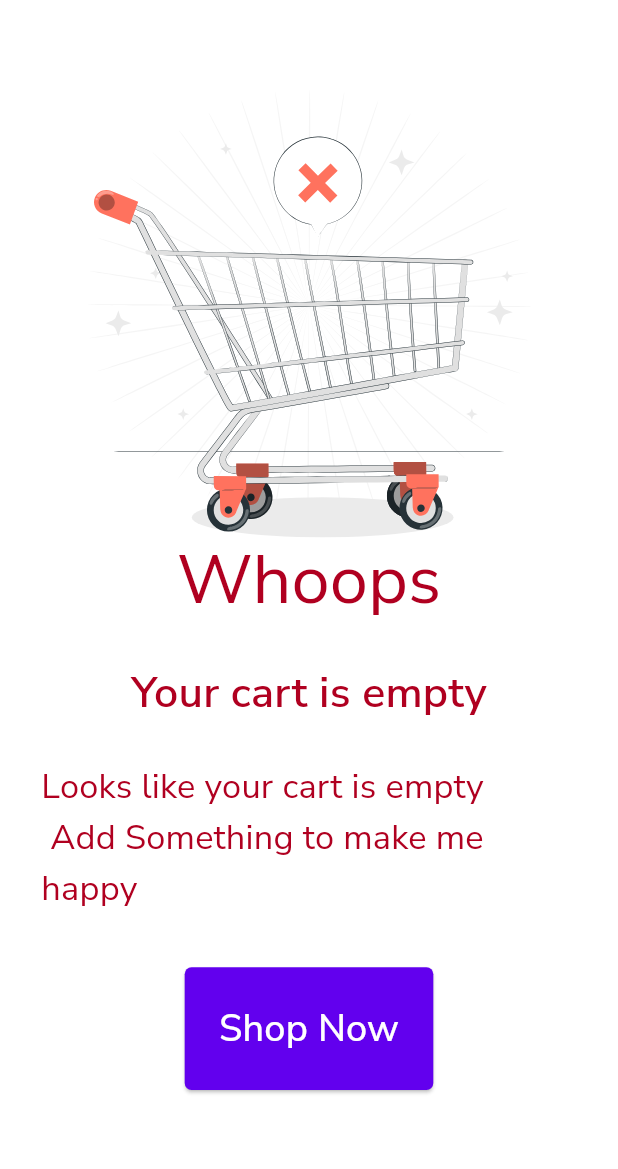
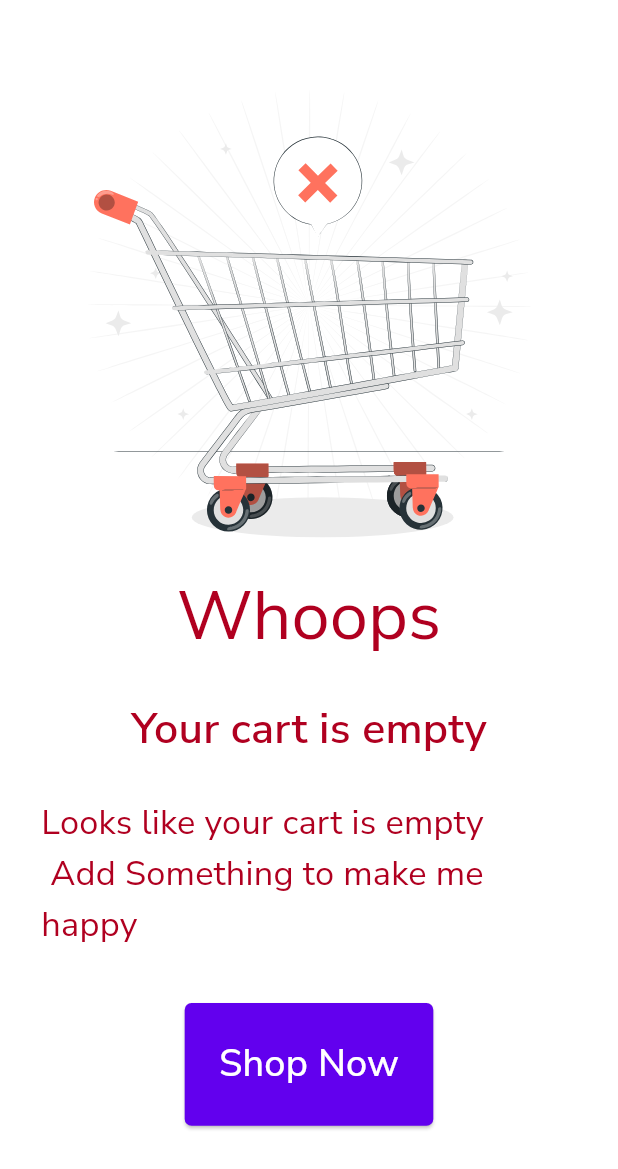
Before and after one commit to Crucialjun/declutter, a Flutter app: the EmptyCartWidget screen opened directly, on a phone screen of 412 x 824 dp. Shown: the top 1169 px of the screen. Run offline on Flutter 3.47's test engine with Material 3 defaults, Android fonts, the phone set to English and light mode, and no system bars; drawn by our look-alikes of dynamic_color; our stand-ins replace bloc, equatable, extended_image, flutter_bloc, flutter_iconly, flutter_screenutil and 5 more; accounts and stored records are empty; network calls fail.

Commit message:
Add dependencies and update UI in cart view

```diff
--- a/lib/features/cart/presentation/widgets/empty_cart.dart
+++ b/lib/features/cart/presentation/widgets/empty_cart.dart
@@ -19,9 +19,16 @@ class EmptyCartWidget extends StatelessWidget {
             AppAssets.emptyCart,
             height: 250.h,
           ),
-          Text('Whoops',
-              style: Theme.of(context).textTheme.titleLarge!.copyWith(
-                  color: Theme.of(context).colorScheme.error, fontSize: 40.sp)),
+          SizedBox(height: 20.h),
+          Row(
+            mainAxisAlignment: MainAxisAlignment.center,
+            children: [
+              Text('Whoops',
+                  style: Theme.of(context).textTheme.titleLarge!.copyWith(
+                      color: Theme.of(context).colorScheme.error,
+                      fontSize: 40.sp)),
+            ],
+          ),
           SizedBox(height: 20.h),
           Text('Your cart is empty',
               style: Theme.of(context).textTheme.titleMedium!.copyWith(
--- a/pubspec.yaml
+++ b/pubspec.yaml
@@ -46,6 +46,7 @@ dependencies:
   flutter_screenutil: ^5.9.0
   extended_image: ^8.2.0
   flutter_svg: ^2.0.9
+  fancy_shimmer_image: ^2.0.3
 
 dev_dependencies:
   flutter_test:
```
Also changed, not shown: lib/features/cart/presentation/cart_view.dart (+26 -1 lines), pubspec.lock, 1 other file.
